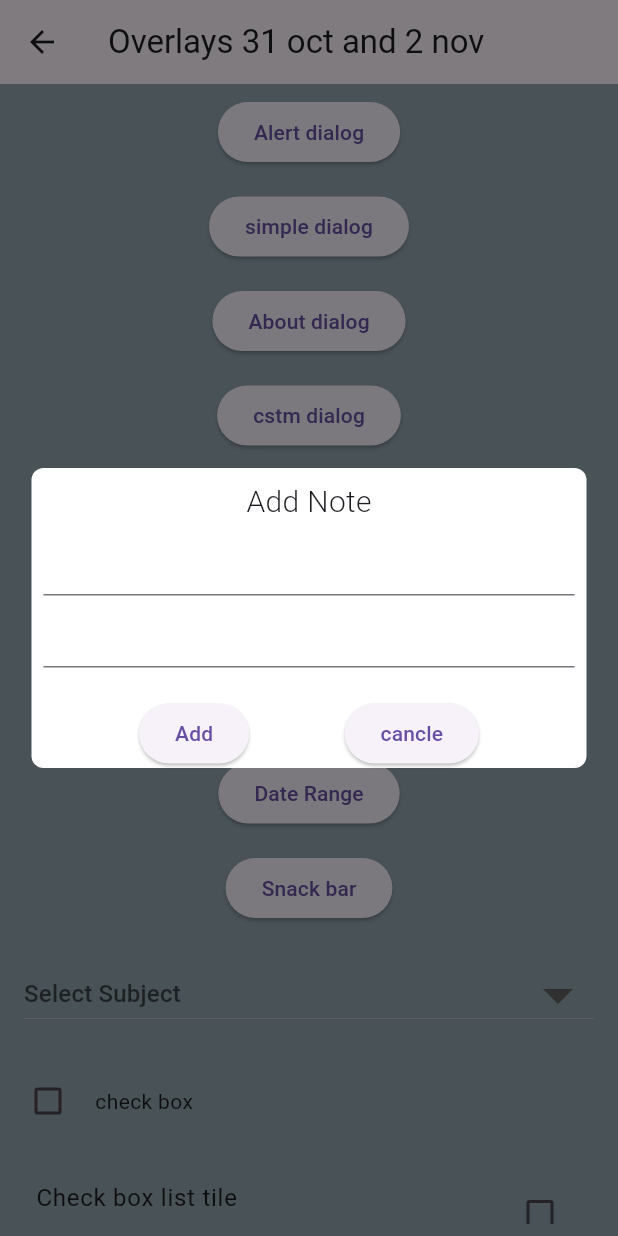
After one commit to NikhilBeniwal1/MyWidget, a Flutter app: the Overlays screen opened directly, after a tap on "cstm dialog", on a phone screen of 412 x 824 dp. The commit adds this screen. Run offline on Flutter 3.47's test engine with Material 2 defaults, Android fonts, the phone set to English and light mode, and no system bars; missing offline and left inert: dart:html, flutter_ws.

Commit message:
overlays , dialog boxes and pickers

```diff
--- /dev/null
+++ b/lib/notesclass.dart
@@ -0,0 +1,3 @@
+import 'package:flutter/material.dart';
+
+class notesClass {}
--- /dev/null
+++ b/lib/overlays.dart
@@ -0,0 +1,452 @@
+import 'dart:html';
+
+import 'package:flutter/material.dart';
+// 31 oct class video follow up
+// alert box /dialog box / date picker / simple dialog box
+
+//2 nob class video follow up  15:45
+
+// Date Range picker / snack bar
+
+class Overlays extends StatefulWidget {
+  const Overlays({super.key});
+
+  @override
+  State<Overlays> createState() => _OverlaysState();
+}
+
+class _OverlaysState extends State<Overlays> {
+  var isLightMode = false; // switch
+  var listRadioOpt = ["Male", "Female", "Other"]; // radio list
+  var selectedRadio = "Male"; // radio selected value
+  bool isChecked = false; // checkbox
+  String? valueSelected; // check box
+  List<String> listItems = [
+    // dropdown menu
+    "Hindi",
+    "English",
+    "Math",
+    "Science",
+    "Sst",
+    "Physical Eduction"
+  ];
+  @override
+  Widget build(BuildContext context) {
+    return Scaffold(
+      appBar: AppBar(
+        title: const Text("Overlays 31 oct and 2 nov"),
+      ),
+      backgroundColor: Colors.blueGrey.shade300,
+      body: Padding(
+        padding: const EdgeInsets.all(8.0),
+        child: SingleChildScrollView(
+          child: Column(
+            //  crossAxisAlignment: CrossAxisAlignment.center,
+            //  mainAxisAlignment: MainAxisAlignment.center,
+            children: [
+              // Alert dialog box
+              ElevatedButton(
+                  onPressed: () {
+                    showDialog(
+                        context: context,
+                        barrierDismissible: true,
+                        // barrierColor: Colors.green.withOpacity(0.2),
+                        builder: (context) {
+                          return AlertDialog(
+                            shadowColor: Colors.green,
+                            elevation: 10,
+                            icon: Icon(
+                              Icons.delete,
+                              color: Colors.red,
+                            ),
+                            title: Text("Delete"),
+                            content: Text("Are you sure you want to delete it"),
+                            actions: [
+                              TextButton(
+                                  onPressed: () {
+                                    Navigator.pop(context);
+                                  },
+                                  child: Text("yes")),
+                              SizedBox(
+                                width: 120,
+                              ),
+                              TextButton(
+                                  onPressed: () {
+                                    Navigator.pop(context);
+                                  },
+                                  child: Text("No")),
+                            ],
+                          );
+                        });
+                  },
+                  child: Text("Alert dialog")),
+              SizedBox(
+                height: 15,
+              ),
+              // simple dialog box
+
+              ElevatedButton(
+                  onPressed: () {
+                    showDialog(
+                        context: context,
+                        builder: (context) {
+                          return SimpleDialog(
+                            title: Text("Select a language"),
+                            children: [
+                              SimpleDialogOption(
+                                onPressed: () {
+                                  Navigator.pop(context);
+                                },
+                                child: Text("Hindi"),
+                              ),
+                              SimpleDialogOption(
+                                onPressed: () {
+                                  Navigator.pop(context);
+                                },
+                                child: Text("English"),
+                              ),
+                              SimpleDialogOption(
+                                onPressed: () {
+                                  Navigator.pop(context);
+                                },
+                                child: const Text("German"),
+                              )
+                            ],
+                          );
+                        });
+                  },
+                  child: const Text("simple dialog")),
+              SizedBox(
+                height: 15,
+              ),
+              // about dialog
+
+              ElevatedButton(
+                  onPressed: () {
+                    showDialog(
+                        context: context,
+                        builder: (context) {
+                          return AboutDialog(
+                            applicationVersion: "v.1",
+                            applicationIcon: Icon(Icons.flag),
+                            applicationName: "Plan My trip",
+                          );
+                        });
+                  },
+                  child: Text("About dialog")),
+              SizedBox(
+                height: 15,
+              ),
+
+              // coustom dialog box
+
+              ElevatedButton(
+                  onPressed: () {
+                    showGeneralDialog(
+                        barrierLabel: "custom",
+                        barrierDismissible: true,
+                        context: context,
+                        pageBuilder: (_, __, ___) {
+                          return Center(
+                            child: Container(
+                              margin: EdgeInsets.symmetric(horizontal: 21),
+                              decoration: BoxDecoration(
+                                  color: Colors.white,
+                                  borderRadius: BorderRadius.circular(8)),
+                              height: 200,
+                              child: Material(
+                                color: Colors.transparent,
+                                child: Padding(
+                                  padding: const EdgeInsets.all(8.0),
+                                  child: Column(
+                                    children: [
+                                      Text(
+                                        "Add Note",
+                                        style: TextStyle(
+                                            fontSize: 20,
+                                            fontWeight: FontWeight.w300),
+                                      ),
+                                      TextField(),
+                                      TextField(),
+                                      SizedBox(
+                                        height: 20,
+                                      ),
+                                      Row(
+                                        mainAxisAlignment:
+                                            MainAxisAlignment.spaceEvenly,
+                                        children: [
+                                          ElevatedButton(
+                                              onPressed: () {
+                                                Navigator.pop(context);
+                                              },
+                                              child: Text("Add")),
+                                          ElevatedButton(
+                                              onPressed: () {
+                                                Navigator.pop(context);
+                                              },
+                                              child: Text("cancle")),
+                                        ],
+                                      )
+                                    ],
+                                  ),
+                                ),
+                              ),
+                              //width: 300,
+                              //width: 200,
+                            ),
+                          );
+                        });
+                  },
+                  child: Text("cstm dialog")),
+
+              // Date Picker
+              SizedBox(
+                height: 15,
+              ),
+              ElevatedButton(
+                  onPressed: () async {
+                    var selectedDate = await showDatePicker(
+                        context: context,
+                        initialDate: DateTime.now(),
+                        firstDate: DateTime(1990, 1, 1),
+                        lastDate: DateTime.now());
+                    if (selectedDate != null) {
+                      print(
+                          "Selected Date : ${selectedDate.day}/${selectedDate.month}/${selectedDate.year}");
+                    }
+                  },
+                  child: Text("Date Picker")),
+
+              //Time Picker
+              SizedBox(
+                height: 15,
+              ),
+              ElevatedButton(
+                  onPressed: () async {
+                    var selectedTime = await showTimePicker(
+                        context: context,
+                        initialTime: TimeOfDay.fromDateTime(DateTime.now()));
+                    if (selectedTime != null) {
+                      print(
+                          "Selected Time is : ${selectedTime.hour}:${selectedTime.minute}");
+                    }
+                  },
+                  child: const Text("Time picker")),
+              SizedBox(
+                height: 15,
+              ),
+
+              // bottom sheet
+              ElevatedButton(
+                onPressed: () {
+                  showModalBottomSheet(
+                      backgroundColor: Colors.grey,
+                      elevation: 3,
+                      enableDrag: false,
+                      isDismissible: false,
+                      context: context,
+                      builder: (context) {
+                        return Center(
+                          child: Container(
+                            margin: EdgeInsets.all(12),
+                            height: 200,
+                            // color: Colors.white,
+                            child: Column(
+                              children: [
+                                Text("This is bottom sheet"),
+                                SizedBox(
+                                  height: 10,
+                                ),
+                                TextField(),
+                                TextField(),
+                                SizedBox(
+                                  height: 10,
+                                ),
+                                Row(
+                                  mainAxisAlignment:
+                                      MainAxisAlignment.spaceEvenly,
+                                  children: [
+                                    ElevatedButton(
+                                        onPressed: () {
+                                          Navigator.pop(context);
+                                        },
+                                        child: Text("cancle")),
+                                    ElevatedButton(
+                                        onPressed: () {
+                                          Navigator.pop(context);
+                                        },
+                                        child: Text("add")),
+                                  ],
+                                )
+                              ],
+                            ),
+                          ),
+                        );
+                      });
+                },
+                child: Text("Bottom Sheet"),
+              ),
+              SizedBox(
+                height: 15,
+              ),
+
+              // Date Range
+
+              ElevatedButton(
+                  onPressed: () async {
+                    var selectedDateRange = await showDateRangePicker(
+                        context: context,
+                        firstDate: DateTime(2000),
+                        lastDate: DateTime(2030));
+                    if (selectedDateRange != null) {
+                      print(
+                          "Selected Date Range is from : ${selectedDateRange.start.year}/${selectedDateRange.start.month}/${selectedDateRange.start.day} to ${selectedDateRange.end.year}/${selectedDateRange.end.month}/${selectedDateRange.end.day}");
+                    }
+                  },
+                  child: Text("Date Range")),
+              SizedBox(
+                height: 15,
+              ),
+
+              // snack bar
+              ElevatedButton(
+                  onPressed: () {
+                    ScaffoldMessenger.of(context).showSnackBar(SnackBar(
+                        backgroundColor: Colors.green,
+                        elevation: 4,
+                        behavior: SnackBarBehavior.floating,
+                        showCloseIcon: true,
+                        action: SnackBarAction(
+                          textColor: Colors.white,
+                          onPressed: () {},
+                          label: "Click me",
+                        ),
+                        margin: EdgeInsets.all(12),
+                        content: Row(
+                          children: [
+                            Icon(
+                              Icons.favorite,
+                              color: Colors.red,
+                            ),
+                            Text("   This is snach bar"),
+                          ],
+                        )));
+                  },
+                  child: Text("Snack bar")),
+              SizedBox(
+                height: 15,
+              ),
+              // Dropdown menu
+
+              Padding(
+                padding: const EdgeInsets.all(8.0),
+                child: DropdownButton(
+                    dropdownColor: Colors.white,
+                    icon: Icon(Icons.arrow_drop_down),
+                    iconSize: 48,
+                    isExpanded: true,
+                    hint: Text("Select Subject"),
+                    value: valueSelected,
+                    items: listItems
+                        .map((valueItem) => DropdownMenuItem(
+                            value: valueItem, child: Text(valueItem)))
+                        .toList(),
+                    onChanged: (newvalue) {
+                      setState(() {
+                        valueSelected = newvalue;
+                      });
+                    }),
+              ),
+              SizedBox(
+                height: 15,
+              ),
+
+              // Check box
+              Row(
+                children: [
+                  Checkbox.adaptive(
+                      activeColor: Colors.green,
+                      checkColor: Colors.white,
+                      splashRadius: 25,
+                      value: isChecked,
+                      onChanged: (value) {
+                        isChecked = value!;
+                        setState(() {});
+                      }),
+                  Text("  check box"),
+                ],
+              ),
+              SizedBox(
+                height: 15,
+              ),
+
+              // check box list tile
+
+              CheckboxListTile(
+                value: isChecked,
+                onChanged: (value) {
+                  isChecked = value!;
+                  setState(() {});
+                },
+                title: Text("Check box list tile"),
+                subtitle: Text("this is checkbox list tile subtitle"),
+              ),
+              SizedBox(
+                height: 15,
+              ),
+
+              // Radio
+
+              RadioListTile.adaptive(
+                  title: Text(listRadioOpt[0]),
+                  value: listRadioOpt[0],
+                  groupValue: selectedRadio,
+                  onChanged: (value) {
+                    selectedRadio = value!;
+                    setState(() {});
+                  }),
+
+              RadioListTile.adaptive(
+                  controlAffinity: ListTileControlAffinity.trailing,
+                  title: Text(listRadioOpt[1]),
+                  value: listRadioOpt[1],
+                  groupValue: selectedRadio,
+                  onChanged: (value) {
+                    selectedRadio = value!;
+                    setState(() {});
+                  }),
+
+              RadioListTile.adaptive(
+                  title: Text(listRadioOpt[2]),
+                  value: listRadioOpt[2],
+                  groupValue: selectedRadio,
+                  onChanged: (value) {
+                    selectedRadio = value!;
+                    setState(() {});
+                  }),
+
+              // switch
+
+              SwitchListTile(
+                  activeColor: Colors.amber,
+                  thumbIcon: MaterialStateProperty.resolveWith((states) {
+                    if (states.contains(MaterialState.selected)) {
+                      return Icon(Icons.light_mode);
+                    } else {
+                      return Icon(Icons.nightlight);
+                    }
+                  }),
+                  inactiveThumbColor: Colors.black,
+                  title: Text("Switch light mode."),
+                  value: isLightMode,
+                  onChanged: (value) {
+                    isLightMode = value!;
+                    setState(() {});
+                  })
+            ],
+          ),
+        ),
+      ),
+    );
+  }
+}
```
Also changed, not shown: lib/main.dart (+6 -1 lines), lib/mynotesapp.dart (added, +87 -0 lines), notesapp.dart (added, +15 -0 lines).
